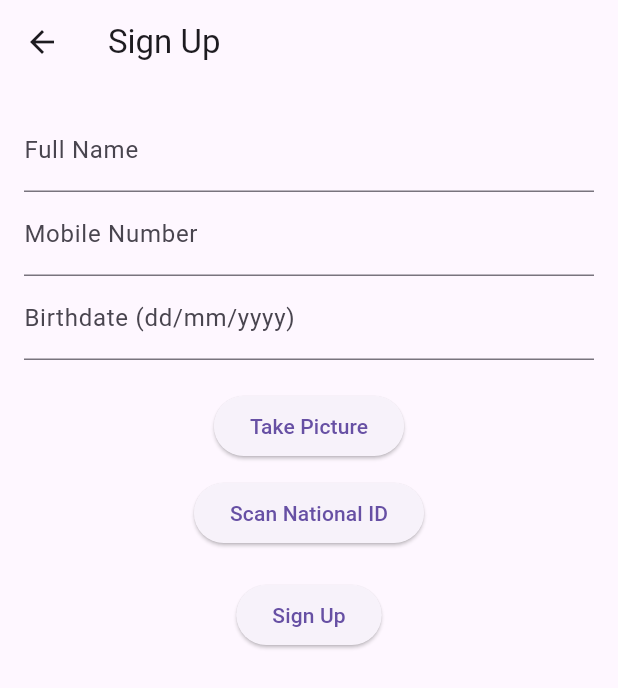
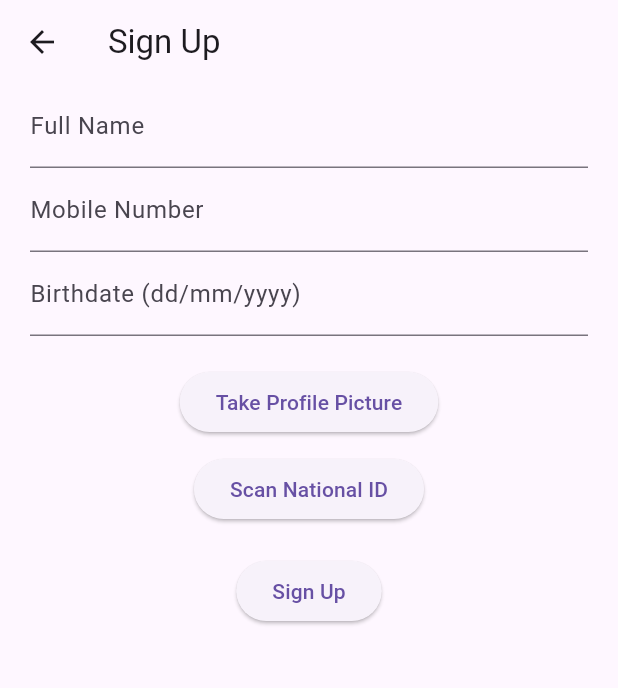
Before and after one commit to farahmohap/firebase_auth_with_ocr, a Flutter app: the screen it shows after launch, after a tap on "Sign up", on a phone screen of 412 x 824 dp. Shown: the top 688 px of the screen. Run offline on Flutter 3.47's test engine with Material 3 defaults, Android fonts, the phone set to English and light mode, and no system bars; our stand-ins replace cloud_firestore, firebase_core, flutter_bloc, image_picker; missing offline and left inert: google_mlkit_image_labeling, google_mlkit_text_recognition; accounts and stored records are empty.

Commit message:
stable version

```diff
--- a/lib/login_screen.dart
+++ b/lib/login_screen.dart
@@ -11,27 +11,30 @@ class LoginScreen extends StatelessWidget {
   Widget build(BuildContext context) {
     return Scaffold(
       appBar: AppBar(
-        title: Text('Login'),
+        title: const Text('Login'),
       ),
       body: Padding(
-        padding: EdgeInsets.all(16.0),
+        padding: const EdgeInsets.symmetric(horizontal: 20),
         child: Column(
           children: [
             TextField(
               controller: nameController,
-              decoration: InputDecoration(labelText: 'Name'),
+              decoration: const InputDecoration(labelText: 'Name'),
             ),
             TextField(
               controller: mobileController,
-              decoration: InputDecoration(labelText: 'Mobile Number'),
+              decoration: const InputDecoration(labelText: 'Mobile Number'),
               keyboardType: TextInputType.phone,
             ),
-            SizedBox(height: 20),
+            const SizedBox(height: 20),
+            Row(
+              mainAxisAlignment: MainAxisAlignment.spaceEvenly,
+              children: [
                 ElevatedButton(
                   onPressed: () => _login(context),
-              child: Text('Login'),
+                  child: const Text('Login'),
                 ),
-            TextButton(
+                ElevatedButton(
                   onPressed: () {
                     Navigator.push(
                       context,
@@ -40,7 +43,9 @@ class LoginScreen extends StatelessWidget {
                       ),
                     );
                   },
-              child: Text('Sign up'),
+                  child: const Text('Sign up'),
+                ),
+              ],
             ),
           ],
         ),
@@ -54,7 +59,7 @@ class LoginScreen extends StatelessWidget {
 
     if (name.isEmpty || mobile.isEmpty) {
       ScaffoldMessenger.of(context).showSnackBar(
-        SnackBar(content: Text('Please fill in all fields')),
+        const SnackBar(content: Text('Please fill in all fields')),
       );
       return;
     }
@@ -70,9 +75,11 @@ class LoginScreen extends StatelessWidget {
       if (snapshot.docs.isNotEmpty) {
         // User exists, retrieve user data
         final userData = snapshot.docs.first.data();
-        final birthDate = userData['birthDate'] ?? ''; // Default to empty if not found
+        final birthDate =
+            userData['birthDate'] ?? ''; // Default to empty if not found
         final image = userData['image'] ?? ''; // Default to empty if not found
-        final nationalIdImage = userData['nationalIdImage'] ?? ''; // Default to empty if not found
+        final nationalIdImage =
+            userData['nationalIdImage'] ?? ''; // Default to empty if not found
 
         // Navigate to HomeScreen with user data
         Navigator.pushReplacement(
@@ -82,15 +89,15 @@ class LoginScreen extends StatelessWidget {
               fullName: name,
               mobileNumber: mobile,
               birthDate: birthDate,
-              image: image,
-              nationalIdImage: nationalIdImage,
+              // image: image,
+              // nationalIdImage: nationalIdImage,
             ),
           ),
         );
       } else {
         // User not found, show error
         ScaffoldMessenger.of(context).showSnackBar(
-          SnackBar(content: Text('User not found, please sign up!')),
+          const SnackBar(content: Text('User not found, please sign up!')),
         );
       }
     } catch (e) {
@@ -100,6 +107,7 @@ class LoginScreen extends StatelessWidget {
     }
   }
 }
+
 /*
   // void _checkUserAndNavigate(BuildContext context) async {
   //   final name = nameController.text;
--- a/lib/sign_up_screen.dart
+++ b/lib/sign_up_screen.dart
@@ -2,6 +2,7 @@ import 'dart:io';
 import 'package:flutter/material.dart';
 import 'package:image_picker/image_picker.dart';
 import 'package:cloud_firestore/cloud_firestore.dart';
+import 'package:google_mlkit_text_recognition/google_mlkit_text_recognition.dart';
 
 class SignupScreen extends StatefulWidget {
   @override
@@ -17,42 +18,53 @@ class _SignupScreenState extends State<SignupScreen> {
   XFile? _image; // For the profile picture
   XFile? _nationalIdImage; // For the national ID scan
   String extractedText = ''; // To store extracted text
+  final TextRecognizer textRecognizer = TextRecognizer();
+
+  @override
+  void dispose() {
+    textRecognizer.close(); // Close the recognizer when done
+    super.dispose();
+  }
 
   @override
   Widget build(BuildContext context) {
     return Scaffold(
       appBar: AppBar(
-        title: Text('Sign Up'),
+        title: const Text('Sign Up'),
       ),
       body: Padding(
-        padding: EdgeInsets.all(16.0),
+        padding: const EdgeInsets.symmetric(horizontal: 20),
+        child: SingleChildScrollView(
           child: Column(
+            crossAxisAlignment: CrossAxisAlignment.center,
             children: [
               TextField(
                 controller: nameController,
-              decoration: InputDecoration(labelText: 'Full Name'),
+                decoration: const InputDecoration(labelText: 'Full Name'),
               ),
               TextField(
                 controller: mobileController,
-              decoration: InputDecoration(labelText: 'Mobile Number'),
+                decoration: const InputDecoration(labelText: 'Mobile Number'),
                 keyboardType: TextInputType.phone,
               ),
               TextField(
                 controller: birthDateController,
-              decoration: InputDecoration(labelText: 'Birthdate (dd/mm/yyyy)'),
+                decoration:
+                    const InputDecoration(labelText: 'Birthdate (dd/mm/yyyy)'),
                 keyboardType: TextInputType.datetime,
               ),
-            SizedBox(height: 20),
+              const SizedBox(height: 20),
 
-            // Picture selection button
+              // Profile picture selection button
               ElevatedButton(
                 onPressed: () => _pickImage(),
-              child: Text('Take Picture'),
+                child: const Text('Take Profile Picture'),
               ),
 
-            // Display selected picture with delete option
+              // Display selected profile picture with delete option
               if (_image != null)
                 Row(
+                  mainAxisAlignment: MainAxisAlignment.center,
                   children: [
                     Image.file(
                       File(_image!.path),
@@ -82,7 +94,7 @@ class _SignupScreenState extends State<SignupScreen> {
               // Display selected National ID image with delete option
               if (_nationalIdImage != null)
                 Row(
-                mainAxisAlignment: MainAxisAlignment.spaceBetween,
+                  mainAxisAlignment: MainAxisAlignment.center,
                   children: [
                     Image.file(
                       File(_nationalIdImage!.path),
@@ -94,7 +106,9 @@ class _SignupScreenState extends State<SignupScreen> {
                       icon: Icon(Icons.delete),
                       onPressed: () {
                         setState(() {
-                        _nationalIdImage = null; // Clear the selected national ID image
+                          _nationalIdImage =
+                              null; // Clear the selected national ID image
+                          extractedText = ''; // Clear extracted text
                         });
                       },
                     ),
@@ -105,7 +119,7 @@ class _SignupScreenState extends State<SignupScreen> {
               if (extractedText.isNotEmpty)
                 Padding(
                   padding: const EdgeInsets.all(8.0),
-                child: Text('Extracted Text: $extractedText'),
+                  child: Text('National ID: $extractedText'),
                 ),
 
               SizedBox(height: 20),
@@ -114,6 +128,7 @@ class _SignupScreenState extends State<SignupScreen> {
                 child: Text('Sign Up'),
               ),
             ],
+          ),
         ),
       ),
     );
@@ -131,16 +146,34 @@ class _SignupScreenState extends State<SignupScreen> {
     // Use the image picker to capture an image for National ID
     _nationalIdImage = await _picker.pickImage(source: ImageSource.camera);
     if (_nationalIdImage != null) {
-      setState(() {}); // Update the UI to display the selected national ID image
+      setState(
+          () {}); // Update the UI to display the selected national ID image
 
-      // Perform OCR on the captured image
-      //final text = await OCRScanText.scanTextFromFile(_nationalIdImage!.path);
-      // setState(() {
-      //   extractedText = text ?? 'No text found'; // Store extracted text
-      // });
+      // Perform text recognition on the captured image
+      await _recognizeText();
+    }
+  }
 
-      // You can save the extracted text as needed (e.g., save to Firestore)
+  Future<void> _recognizeText() async {
+    final inputImage = InputImage.fromFilePath(_nationalIdImage!.path);
+    final recognizedText = await textRecognizer.processImage(inputImage);
+
+    setState(() {
+      extractedText = recognizedText.text; // Store the full extracted text
+    });
+
+    // Regex to match exactly 14 consecutive digits
+    String? idNumber = _extractSpecificText(recognizedText.text, r'\b\d{14}\b');
+    if (idNumber != null) {
+      extractedText =
+          idNumber; // Update extractedText with the specific ID number found
     }
+  }
+
+  String? _extractSpecificText(String text, String pattern) {
+    final regex = RegExp(pattern);
+    final match = regex.firstMatch(text);
+    return match?.group(0); // Return the matched text if found
   }
 
   void _signup(BuildContext context) async {
@@ -180,8 +213,10 @@ class _SignupScreenState extends State<SignupScreen> {
           'mobileNumber': mobile,
           'birthDate': birthDate,
           'image': _image!.path, // Store the path of the captured image
-          'nationalIdImage': _nationalIdImage!.path, // Store the path of the scanned national ID
-          'extractedText': extractedText, // Store the extracted text from the ID
+          'nationalIdImage': _nationalIdImage!
+              .path, // Store the path of the scanned national ID
+          'nationalId':
+              extractedText, // Store the extracted text from the ID under 'nationalId'
         });
 
         ScaffoldMessenger.of(context).showSnackBar(
--- a/pubspec.yaml
+++ b/pubspec.yaml
@@ -42,7 +42,8 @@ dependencies:
   flutter_bloc:
   firebase_auth: ^5.3.1
   camera:
-
+  google_mlkit_image_labeling:
+  google_mlkit_text_recognition:
 
 dev_dependencies:
   flutter_test:
```
Also changed, not shown: lib/home_screen.dart (+7 -10 lines), lib/image_labeling.dart (added, +64 -0 lines), pubspec.lock, 3 other files. Lines whose indentation alone changed are shown as unchanged.
